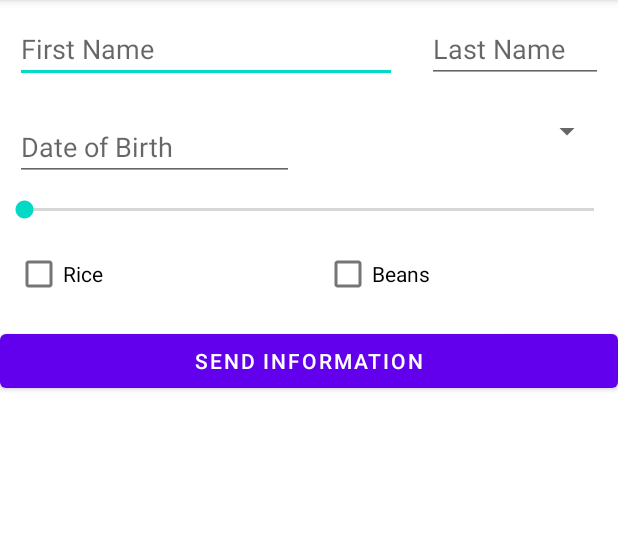
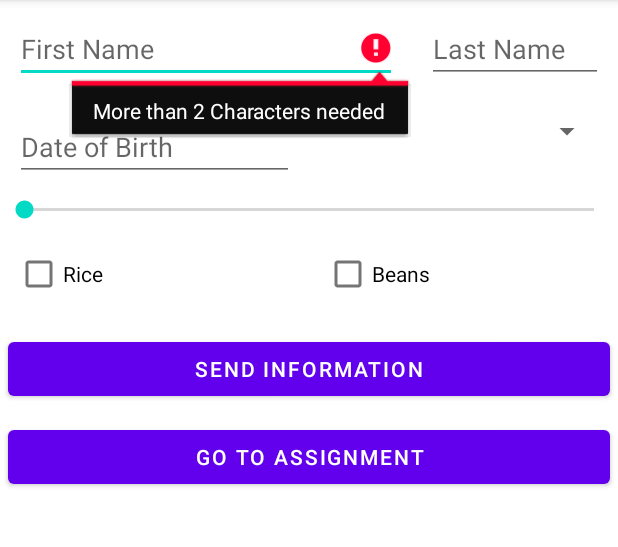
Before and after one commit to KramStyles/ddt1, an Android app: the input screen opened directly, with no data from a screen before it, after a tap on "SEND INFORMATION", on a phone screen of 412 x 824 dp, the part 84-631 px from its top. Run offline under Robolectric (Android 15) with nearby library versions, the phone set to English and light mode, and no system bars.

Commit message:
added button to assignment

```diff
--- a/app/src/main/AndroidManifest.xml
+++ b/app/src/main/AndroidManifest.xml
@@ -9,7 +9,8 @@
         android:roundIcon="@mipmap/ic_launcher_round"
         android:supportsRtl="true"
         android:theme="@style/Theme.DDT1">
-        <activity android:name=".input"></activity>
+        <activity android:name=".input_assignment" android:label="Input Assignment"></activity>
+        <activity android:name=".input" />
         <activity android:name=".choose" />
         <activity
             android:name=".second"
--- a/app/src/main/java/com/example/ddt1/choose.java
+++ b/app/src/main/java/com/example/ddt1/choose.java
@@ -2,7 +2,9 @@ package com.example.ddt1;
 
 import androidx.appcompat.app.AppCompatActivity;
 
+import android.content.Intent;
 import android.os.Bundle;
+import android.view.View;
 
 public class choose extends AppCompatActivity {
 
@@ -11,4 +13,8 @@ public class choose extends AppCompatActivity {
         super.onCreate(savedInstanceState);
         setContentView(R.layout.activity_choose);
     }
+    public void choosee(View v){
+        Intent intent = new Intent(this,input.class);
+        startActivity(intent);
+    }
 }
--- a/app/src/main/java/com/example/ddt1/input.java
+++ b/app/src/main/java/com/example/ddt1/input.java
@@ -1,11 +1,14 @@
 package com.example.ddt1;
 
+import androidx.appcompat.app.AlertDialog;
 import androidx.appcompat.app.AppCompatActivity;
 
+import android.content.Intent;
 import android.os.Bundle;
 import android.view.View;
 import android.widget.Button;
 import android.widget.CheckBox;
+import android.widget.CompoundButton;
 import android.widget.EditText;
 import android.widget.SeekBar;
 import android.widget.Spinner;
@@ -16,7 +19,7 @@ public class input extends AppCompatActivity {
     Spinner spinner;
     SeekBar seekBar;
     CheckBox rice, beans;
-    Button btn;
+    Button btn, btnAssignment;
 
 
     @Override
@@ -32,6 +35,11 @@ public class input extends AppCompatActivity {
         rice = findViewById(R.id.rice);
         beans = findViewById(R.id.beans);
         btn = findViewById(R.id.btnSend);
+        btnAssignment = findViewById(R.id.btnAssignment);
+        AlertDialog.Builder alertDiag = new AlertDialog.Builder(this);
+        alertDiag.setTitle("Message");
+        alertDiag.setCancelable(false);
+
 
         btn.setOnClickListener(new View.OnClickListener() {
             @Override
@@ -39,7 +47,47 @@ public class input extends AppCompatActivity {
                 String firstName =fname.getText().toString();
                 if (firstName.trim().length() > 2 ){
                     Toast.makeText(getApplicationContext(), firstName, Toast.LENGTH_LONG).show();
+                } else {
+                    fname.setError("More than 2 Characters needed");
+
                 }
+            }
+        });
+
+
+        btnAssignment.setOnClickListener(new View.OnClickListener() {
+            @Override
+            public void onClick(View v) {
+                Intent intent = new Intent(input.this, input_assignment.class);
+                startActivity(intent);
+            }
+        });
+
+        rice.setOnCheckedChangeListener(new CompoundButton.OnCheckedChangeListener() {
+            @Override
+            public void onCheckedChanged(CompoundButton buttonView, boolean isChecked) {
+                if (isChecked){
+                    alertDiag.setMessage("Two needed");
+                    AlertDialog alert = alertDiag.create();
+                    alert.show();
+                }
+            }
+        });
+
+        seekBar.setOnSeekBarChangeListener(new SeekBar.OnSeekBarChangeListener() {
+            @Override
+            public void onProgressChanged(SeekBar seekBar, int progress, boolean fromUser) {
+                Toast.makeText(getApplicationContext(), String.valueOf(progress), Toast.LENGTH_SHORT).show();
+            }
+
+            @Override
+            public void onStartTrackingTouch(SeekBar seekBar) {
+
+            }
+
+            @Override
+            public void onStopTrackingTouch(SeekBar seekBar) {
+
             }
         });
     }
--- a/app/src/main/res/layout/activity_choose.xml
+++ b/app/src/main/res/layout/activity_choose.xml
@@ -249,6 +249,7 @@
         android:layout_marginTop="-8dp"
         android:layout_marginEnd="24dp"
         android:fontFamily="@font/montserrat"
+        android:onClick="choosee"
         android:padding="20dp"
         android:text="@string/choosee"
         app:backgroundTint="#5B00F7"
--- a/app/src/main/res/layout/activity_input.xml
+++ b/app/src/main/res/layout/activity_input.xml
@@ -88,13 +88,26 @@
 
     <LinearLayout
         android:layout_width="match_parent"
-        android:layout_height="wrap_content">
+        android:layout_height="wrap_content"
+        android:orientation="vertical"
+        >
 
         <Button
             android:layout_width="match_parent"
             android:layout_height="wrap_content"
             android:id="@+id/btnSend"
             android:text="Send Information"
+            android:layout_margin="5dp"
+            android:layout_weight="1"
+            />
+
+        <Button
+            android:layout_width="match_parent"
+            android:layout_height="wrap_content"
+            android:id="@+id/btnAssignment"
+            android:layout_weight="1"
+            android:text="Go to Assignment"
+            android:layout_margin="5dp"
             />
     </LinearLayout>
 
```
Also changed, not shown: app/src/main/java/com/example/ddt1/input_assignment.java (added, +14 -0 lines), app/src/main/res/layout/activity_input_assignment.xml (added, +66 -0 lines).
